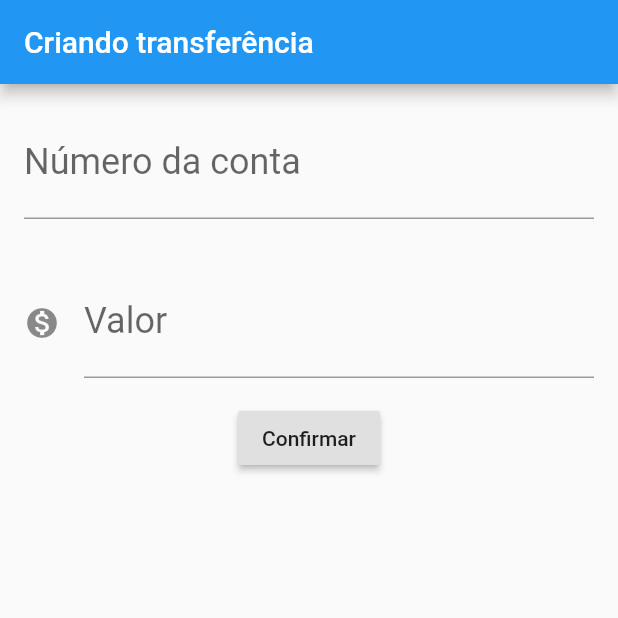
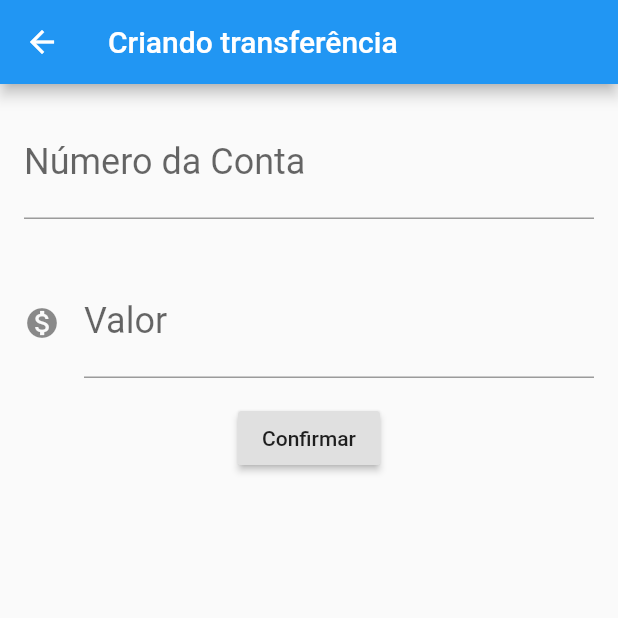
Before and after one commit to wallaceneto/Bytebank, a Flutter app: the FormularioTransferencia screen opened directly, after a tap on "Confirmar", on a phone screen of 412 x 824 dp, the top half of it. Run offline on Flutter 3.47's test engine with Material 2 defaults, Android fonts, the phone set to English and light mode, and no system bars.

Commit message:
Implementacao das aulas do modulo 4

```diff
--- a/lib/main.dart
+++ b/lib/main.dart
@@ -7,7 +7,7 @@ class BytebankApp extends StatelessWidget {
   Widget build(BuildContext context) {
     return MaterialApp(
       home: Scaffold(
-        body: FormularioTransferencia(),
+        body: ListaTransferencias(),
       ),
     );
   }
@@ -26,69 +26,93 @@ class FormularioTransferencia extends StatelessWidget {
       ),
       body: Column(
         children: <Widget>[
-          Padding(
-            padding: const EdgeInsets.all(16.0),
-            child: TextField(
-              controller: _controladorCampoNumeroConta,
-              style: TextStyle(fontSize: 24.0),
-              decoration: InputDecoration(
-                labelText: 'Número da conta',
-                hintText: '0000',
-              ),
-              keyboardType: TextInputType.number,
-            ),
+          Editor(
+            controlador: _controladorCampoNumeroConta,
+            rotulo: 'Número da Conta',
+            dica: '000',
           ),
-          Padding(
-            padding: const EdgeInsets.all(16.0),
-            child: TextField(
-              controller: _controladorCampoValor,
-              style: TextStyle(fontSize: 24.0),
-              decoration: InputDecoration(
-                icon: Icon(Icons.monetization_on),
-                labelText: 'Valor',
-                hintText: '0.00',
-              ),
-              keyboardType: TextInputType.number,
-            ),
+          Editor(
+            controlador: _controladorCampoValor,
+            rotulo: 'Valor',
+            dica: '0.00',
+            icone: Icons.monetization_on,
           ),
           RaisedButton(
-            onPressed: () {
-              final int numeroConta =
-                  int.tryParse(_controladorCampoNumeroConta.text);
-              final double valor = double.tryParse(_controladorCampoValor.text);
-              if (numeroConta != null && valor != null) {
-                final transferenciaCriada = Transferencia(valor, numeroConta);
-                Scaffold.of(context).showSnackBar(
-                  SnackBar(
-                    content: Text('$transferenciaCriada'),
-                  ),
-                );
-              }
-            },
+            onPressed: () => _criaTransferencia(context),
             child: Text('Confirmar'),
           ),
         ],
       ),
     );
   }
+
+  void _criaTransferencia(BuildContext context) {
+    final int numeroConta = int.tryParse(_controladorCampoNumeroConta.text);
+    final double valor = double.tryParse(_controladorCampoValor.text);
+    if (numeroConta != null && valor != null) {
+      final transferenciaCriada = Transferencia(valor, numeroConta);
+      debugPrint('Criando transferência');
+      debugPrint('$transferenciaCriada');
+      Navigator.pop(context, transferenciaCriada);
+    }
+  }
+}
+
+class Editor extends StatelessWidget {
+  final TextEditingController controlador;
+  final String rotulo;
+  final String dica;
+  final IconData icone;
+
+  Editor({this.controlador, this.rotulo, this.dica, this.icone});
+
+  @override
+  Widget build(BuildContext context) {
+    return Padding(
+      padding: const EdgeInsets.all(16.0),
+      child: TextField(
+        controller: controlador,
+        style: TextStyle(fontSize: 24.0),
+        decoration: InputDecoration(
+          icon: icone != null ? Icon(icone) : null,
+          labelText: rotulo,
+          hintText: dica,
+        ),
+        keyboardType: TextInputType.number,
+      ),
+    );
+  }
 }
 
 class ListaTransferencias extends StatelessWidget {
+  final List<Transferencia> _transferencias = List();
+
   @override
   Widget build(BuildContext context) {
     return Scaffold(
       appBar: AppBar(
         title: Text('Transferências'),
       ),
-      body: Column(
-        children: <Widget>[
-          ItemTransferencia(Transferencia(100.0, 1001)),
-          ItemTransferencia(Transferencia(200.0, 1001)),
-          ItemTransferencia(Transferencia(300.0, 2000)),
-        ],
+      body: ListView.builder(
+        itemCount: _transferencias.length,
+        itemBuilder: (context, indice) {
+          final transferencia = _transferencias[indice];
+          return ItemTransferencia(transferencia);
+        },
       ),
       floatingActionButton: FloatingActionButton(
         child: Icon(Icons.add),
+        onPressed: () {
+          final Future<Transferencia> future =
+              Navigator.push(context, MaterialPageRoute(builder: (context) {
+            return FormularioTransferencia();
+          }));
+          future.then((transferenciaRecebida) {
+            debugPrint('chegou no then');
+            debugPrint('$transferenciaRecebida');
+            _transferencias.add(transferenciaRecebida);
+          });
+        },
       ),
     );
   }
```
